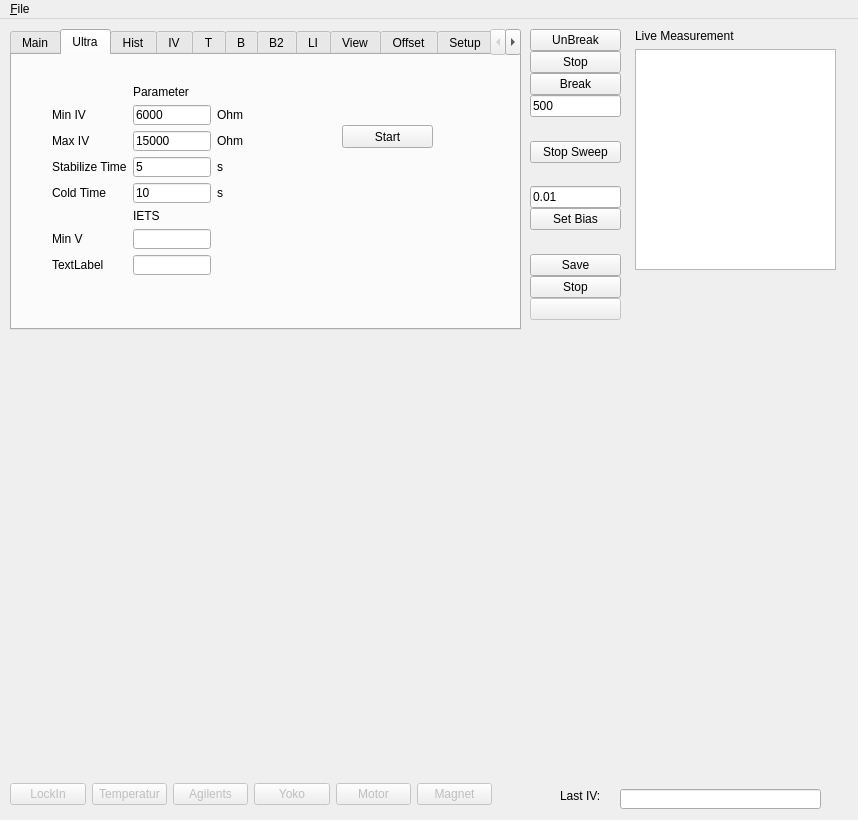
Before: the Qt Designer form gui_andreev.ui in konchris/andreev, drawn with Qt 5.
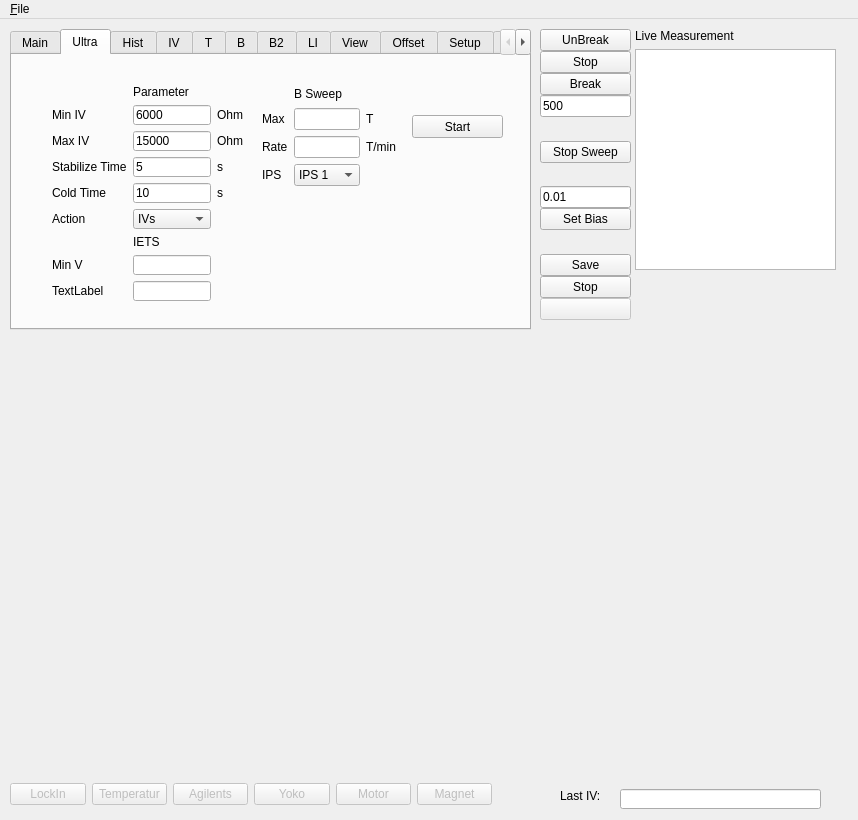
After: the same form once the commit is applied. The open tabs and pages were chosen to show the change. Custom widgets are drawn as their Qt base class.

The edit to the form file:
```diff
--- a/gui_andreev.ui
+++ b/gui_andreev.ui
@@ -82,7 +82,7 @@
      <rect>
       <x>10</x>
       <y>10</y>
-      <width>511</width>
+      <width>521</width>
       <height>301</height>
      </rect>
     </property>
@@ -217,7 +217,7 @@
            <x>40</x>
            <y>30</y>
            <width>191</width>
-           <height>190</height>
+           <height>216</height>
           </rect>
          </property>
          <layout class="QGridLayout" name="gridLayout_6">
@@ -284,7 +284,7 @@
             </property>
            </widget>
           </item>
-          <item row="6" column="1">
+          <item row="7" column="1">
            <widget class="QLineEdit" name="lineEdit_2"/>
           </item>
           <item row="3" column="1">
@@ -315,37 +315,68 @@
             </property>
            </widget>
           </item>
-          <item row="6" column="0">
+          <item row="7" column="0">
            <widget class="QLabel" name="label_114">
             <property name="text">
              <string>Min V</string>
             </property>
            </widget>
           </item>
-          <item row="5" column="1">
+          <item row="6" column="1">
            <widget class="QLabel" name="label_113">
             <property name="text">
              <string>IETS</string>
             </property>
            </widget>
           </item>
-          <item row="7" column="1">
+          <item row="8" column="1">
            <widget class="QLineEdit" name="lineEdit_3"/>
           </item>
-          <item row="7" column="0">
+          <item row="8" column="0">
            <widget class="QLabel" name="label_115">
             <property name="text">
              <string>TextLabel</string>
             </property>
            </widget>
           </item>
+          <item row="5" column="1">
+           <widget class="QComboBox" name="comboUltraAction">
+            <item>
+             <property name="text">
+              <string>IVs</string>
+             </property>
+            </item>
+            <item>
+             <property name="text">
+              <string>B Sweep</string>
+             </property>
+            </item>
+            <item>
+             <property name="text">
+              <string>Stretching</string>
+             </property>
+            </item>
+            <item>
+             <property name="text">
+              <string>Exit</string>
+             </property>
+            </item>
+           </widget>
+          </item>
+          <item row="5" column="0">
+           <widget class="QLabel" name="label_126">
+            <property name="text">
+             <string>Action</string>
+            </property>
+           </widget>
+          </item>
          </layout>
         </widget>
         <widget class="QPushButton" name="btnUltraStart">
          <property name="geometry">
           <rect>
-           <x>330</x>
-           <y>70</y>
+           <x>400</x>
+           <y>60</y>
            <width>91</width>
            <height>23</height>
           </rect>
@@ -354,6 +385,80 @@
           <string>Start</string>
          </property>
         </widget>
+        <widget class="QWidget" name="gridLayoutWidget_12">
+         <property name="geometry">
+          <rect>
+           <x>250</x>
+           <y>30</y>
+           <width>134</width>
+           <height>101</height>
+          </rect>
+         </property>
+         <layout class="QGridLayout" name="gridLayout_12">
+          <item row="2" column="1">
+           <widget class="QLineEdit" name="editUltraBSweepRate"/>
+          </item>
+          <item row="1" column="1">
+           <widget class="QLineEdit" name="editUltraBSweepMax"/>
+          </item>
+          <item row="3" column="1">
+           <widget class="QComboBox" name="comboUltraBSweepAxes">
+            <item>
+             <property name="text">
+              <string>IPS 1</string>
+             </property>
+            </item>
+            <item>
+             <property name="text">
+              <string>IPS 2</string>
+             </property>
+            </item>
+           </widget>
+          </item>
+          <item row="1" column="0">
+           <widget class="QLabel" name="label_127">
+            <property name="text">
+             <string>Max</string>
+            </property>
+           </widget>
+          </item>
+          <item row="2" column="0">
+           <widget class="QLabel" name="label_128">
+            <property name="text">
+             <string>Rate</string>
+            </property>
+           </widget>
+          </item>
+          <item row="3" column="0">
+           <widget class="QLabel" name="label_129">
+            <property name="text">
+             <string>IPS</string>
+            </property>
+           </widget>
+          </item>
+          <item row="0" column="1">
+           <widget class="QLabel" name="label_130">
+            <property name="text">
+             <string>B Sweep</string>
+            </property>
+           </widget>
+          </item>
+          <item row="2" column="2">
+           <widget class="QLabel" name="label_131">
+            <property name="text">
+             <string>T/min</string>
+            </property>
+           </widget>
+          </item>
+          <item row="1" column="2">
+           <widget class="QLabel" name="label_132">
+            <property name="text">
+             <string>T</string>
+            </property>
+           </widget>
+          </item>
+         </layout>
+        </widget>
        </widget>
        <widget class="QWidget" name="tab_2">
         <attribute name="title">
@@ -2990,7 +3095,7 @@
    <widget class="QWidget" name="verticalLayoutWidget_3">
     <property name="geometry">
      <rect>
-      <x>530</x>
+      <x>540</x>
       <y>10</y>
       <width>91</width>
       <height>291</height>
```
Left out of the diff: 19 changed lines with no effect on the pictures.
